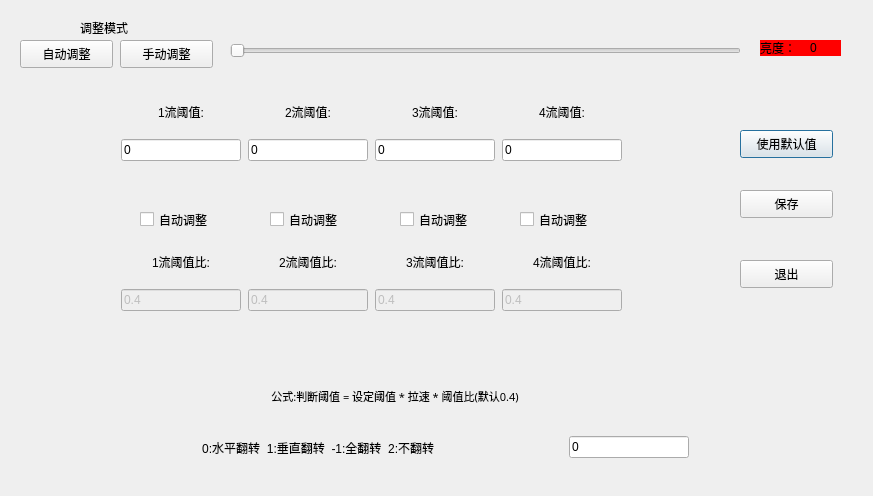
The window that UI_SetCamera.ui (FSPengchen/Steel_FixdLengthSystem) describes before a commit, drawn with Qt 5.
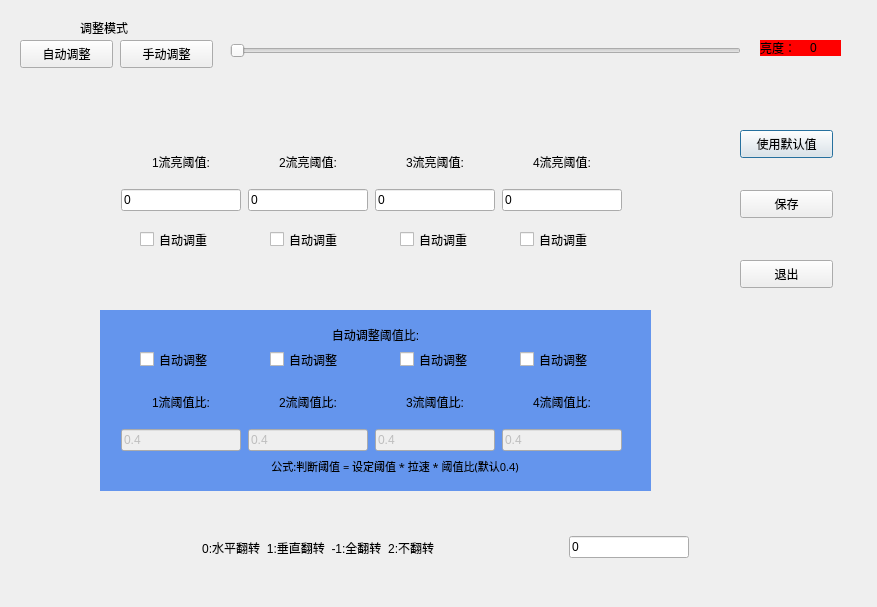
The same window after the commit.

Diff of the .ui file:
```diff
--- a/UI_SetCamera.ui
+++ b/UI_SetCamera.ui
@@ -6,8 +6,8 @@
    <rect>
     <x>0</x>
     <y>0</y>
-    <width>873</width>
-    <height>496</height>
+    <width>877</width>
+    <height>607</height>
    </rect>
   </property>
   <property name="windowTitle">
@@ -101,7 +101,7 @@
    <property name="geometry">
     <rect>
      <x>70</x>
-     <y>430</y>
+     <y>530</y>
      <width>619</width>
      <height>35</height>
     </rect>
@@ -157,7 +157,7 @@
    <property name="geometry">
     <rect>
      <x>120</x>
-     <y>90</y>
+     <y>140</y>
      <width>505</width>
      <height>71</height>
     </rect>
@@ -174,7 +174,7 @@
 </string>
         </property>
         <property name="text">
-         <string>1流阈值:</string>
+         <string>1流亮阈值:</string>
         </property>
         <property name="alignment">
          <set>Qt::AlignCenter</set>
@@ -220,7 +220,7 @@
 </string>
       </property>
       <property name="text">
-       <string>2流阈值:</string>
+       <string>2流亮阈值:</string>
       </property>
       <property name="alignment">
        <set>Qt::AlignCenter</set>
@@ -236,7 +236,7 @@
 </string>
       </property>
       <property name="text">
-       <string>3流阈值:</string>
+       <string>3流亮阈值:</string>
       </property>
       <property name="alignment">
        <set>Qt::AlignCenter</set>
@@ -252,7 +252,7 @@
 </string>
       </property>
       <property name="text">
-       <string>4流阈值:</string>
+       <string>4流亮阈值:</string>
       </property>
       <property name="alignment">
        <set>Qt::AlignCenter</set>
@@ -388,7 +388,7 @@
    <property name="geometry">
     <rect>
      <x>120</x>
-     <y>240</y>
+     <y>380</y>
      <width>505</width>
      <height>71</height>
     </rect>
@@ -592,7 +592,7 @@
    <property name="geometry">
     <rect>
      <x>150</x>
-     <y>380</y>
+     <y>450</y>
      <width>490</width>
      <height>33</height>
     </rect>
@@ -623,7 +623,7 @@
    <property name="geometry">
     <rect>
      <x>140</x>
-     <y>210</y>
+     <y>350</y>
      <width>91</width>
      <height>19</height>
     </rect>
@@ -636,7 +636,7 @@
    <property name="geometry">
     <rect>
      <x>270</x>
-     <y>210</y>
+     <y>350</y>
      <width>91</width>
      <height>19</height>
     </rect>
@@ -649,7 +649,7 @@
    <property name="geometry">
     <rect>
      <x>400</x>
-     <y>210</y>
+     <y>350</y>
      <width>91</width>
      <height>19</height>
     </rect>
@@ -662,7 +662,7 @@
    <property name="geometry">
     <rect>
      <x>520</x>
-     <y>210</y>
+     <y>350</y>
      <width>91</width>
      <height>19</height>
     </rect>
@@ -671,6 +671,125 @@
     <string>自动调整</string>
    </property>
   </widget>
+  <widget class="QCheckBox" name="Ceb_Correct_auto_f1">
+   <property name="geometry">
+    <rect>
+     <x>140</x>
+     <y>230</y>
+     <width>91</width>
+     <height>19</height>
+    </rect>
+   </property>
+   <property name="text">
+    <string>自动调重</string>
+   </property>
+  </widget>
+  <widget class="QCheckBox" name="Ceb_Correct_auto_f3">
+   <property name="geometry">
+    <rect>
+     <x>400</x>
+     <y>230</y>
+     <width>91</width>
+     <height>19</height>
+    </rect>
+   </property>
+   <property name="text">
+    <string>自动调重</string>
+   </property>
+  </widget>
+  <widget class="QCheckBox" name="Ceb_Correct_auto_f2">
+   <property name="geometry">
+    <rect>
+     <x>270</x>
+     <y>230</y>
+     <width>91</width>
+     <height>19</height>
+    </rect>
+   </property>
+   <property name="text">
+    <string>自动调重</string>
+   </property>
+  </widget>
+  <widget class="QCheckBox" name="Ceb_Correct_auto_f4">
+   <property name="geometry">
+    <rect>
+     <x>520</x>
+     <y>230</y>
+     <width>91</width>
+     <height>19</height>
+    </rect>
+   </property>
+   <property name="text">
+    <string>自动调重</string>
+   </property>
+  </widget>
+  <widget class="QLabel" name="Lab_Camre_X">
+   <property name="geometry">
+    <rect>
+     <x>100</x>
+     <y>310</y>
+     <width>551</width>
+     <height>181</height>
+    </rect>
+   </property>
+   <property name="styleSheet">
+    <string notr="true">background-color:cornflowerblue;
+font: 75 12pt &quot;微软雅黑&quot;;
+color:yellow
+</string>
+   </property>
+   <property name="text">
+    <string/>
+   </property>
+   <property name="alignment">
+    <set>Qt::AlignCenter</set>
+   </property>
+  </widget>
+  <widget class="QLabel" name="label_47">
+   <property name="geometry">
+    <rect>
+     <x>300</x>
+     <y>320</y>
+     <width>151</width>
+     <height>29</height>
+    </rect>
+   </property>
+   <property name="styleSheet">
+    <string notr="true">
+font: 75 12pt &quot;微软雅黑&quot;;
+
+</string>
+   </property>
+   <property name="text">
+    <string>自动调整阈值比:</string>
+   </property>
+   <property name="alignment">
+    <set>Qt::AlignCenter</set>
+   </property>
+  </widget>
+  <zorder>Lab_Camre_X</zorder>
+  <zorder>horizontalSlider_Light</zorder>
+  <zorder>label_2</zorder>
+  <zorder>pushButton_2</zorder>
+  <zorder>Btn_Exit</zorder>
+  <zorder>Btn_SaveData</zorder>
+  <zorder>Lab_LightValue</zorder>
+  <zorder>layoutWidget</zorder>
+  <zorder>layoutWidget</zorder>
+  <zorder>Btn_CameraSetAeState_auto</zorder>
+  <zorder>Btn_CameraSetAeState_man</zorder>
+  <zorder>Lab_CameraSetAeState</zorder>
+  <zorder>layoutWidget_2</zorder>
+  <zorder>label_46</zorder>
+  <zorder>Ceb_Threshold_auto_f1</zorder>
+  <zorder>Ceb_Threshold_auto_f2</zorder>
+  <zorder>Ceb_Threshold_auto_f3</zorder>
+  <zorder>Ceb_Threshold_auto_f4</zorder>
+  <zorder>Ceb_Correct_auto_f1</zorder>
+  <zorder>Ceb_Correct_auto_f3</zorder>
+  <zorder>Ceb_Correct_auto_f2</zorder>
+  <zorder>Ceb_Correct_auto_f4</zorder>
+  <zorder>label_47</zorder>
  </widget>
  <resources/>
  <connections/>
```
